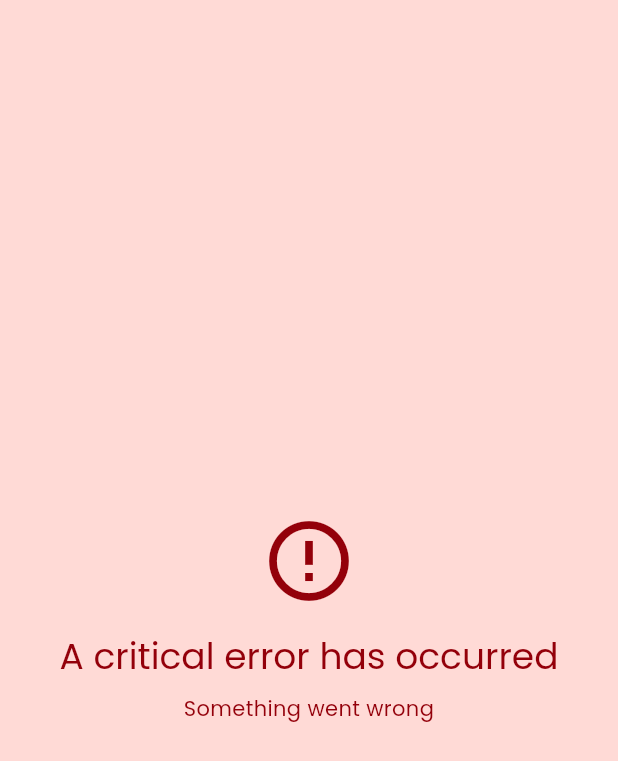
After one commit to dinmukhamednurkaliyev/furniture-store-application, a Flutter app: the ErrorPage screen opened by its route, on a phone screen of 412 x 824 dp. The commit adds this screen. Shown: the top 761 px of the screen. Run offline on Flutter 3.47's test engine with Material 3 defaults, Android fonts, the phone set to English and light mode, and no system bars; our stand-ins replace flutter_riverpod, go_router, google_fonts, shared_preferences; accounts and stored records are empty.

Commit message:
refactor(router): introduce type-safe route constants and a dedicated error page

```diff
--- a/lib/core/router/router.dart
+++ b/lib/core/router/router.dart
@@ -1,2 +1,3 @@
+export 'application_routres.dart';
 export 'router_provider.dart';
 export 'transitions.dart';
--- /dev/null
+++ b/lib/features/application/pages/error_page.dart
@@ -0,0 +1,45 @@
+import 'package:flutter/material.dart';
+import 'package:furniture_store_application/core/core.dart';
+
+class ErrorPage extends StatelessWidget {
+  const ErrorPage({required this.errorMessage, super.key});
+  final String errorMessage;
+
+  @override
+  Widget build(BuildContext context) {
+    return Scaffold(
+      backgroundColor: context.colorScheme.errorContainer,
+      body: Center(
+        child: Padding(
+          padding: const EdgeInsets.all(24),
+          child: Column(
+            mainAxisSize: MainAxisSize.min,
+            children: [
+              Icon(
+                Icons.error_outline,
+                color: context.colorScheme.onErrorContainer,
+                size: 64,
+              ),
+              const SizedBox(height: 16),
+              Text(
+                'A critical error has occurred',
+                style: context.headlineSmall?.copyWith(
+                  color: context.colorScheme.onErrorContainer,
+                ),
+                textAlign: TextAlign.center,
+              ),
+              const SizedBox(height: 8),
+              Text(
+                errorMessage,
+                textAlign: TextAlign.center,
+                style: context.bodyMedium?.copyWith(
+                  color: context.colorScheme.onErrorContainer,
+                ),
+              ),
+            ],
+          ),
+        ),
+      ),
+    );
+  }
+}
--- a/lib/features/application/pages/pages.dart
+++ b/lib/features/application/pages/pages.dart
@@ -1,2 +1,3 @@
+export 'error_page.dart';
 export 'onboarding_page.dart';
 export 'splash_page.dart';
--- a/lib/features/application/routers/application_router.dart
+++ b/lib/features/application/routers/application_router.dart
@@ -4,7 +4,7 @@ import 'package:go_router/go_router.dart';
 
 final onboardingRoutes = [
   GoRoute(
-    path: '/onboarding',
+    path: ApplicationRoutes.onboarding,
     name: 'onboarding',
     pageBuilder: (context, state) {
       return FadeTransitionPage(
@@ -17,10 +17,22 @@ final onboardingRoutes = [
 
 final splashRoutes = [
   GoRoute(
-    path: '/splash',
+    path: ApplicationRoutes.splash,
     name: 'splash',
     builder: (context, state) {
       return const SplashPage();
     },
   ),
 ];
+
+final errorRoutes = [
+  GoRoute(
+    path: ApplicationRoutes.error,
+    name: 'error',
+    builder: (context, state) {
+      return const ErrorPage(
+        errorMessage: 'Something went wrong',
+      );
+    },
+  ),
+];
--- a/lib/features/application/widgets/application_root_widget.dart
+++ b/lib/features/application/widgets/application_root_widget.dart
@@ -16,6 +16,7 @@ class ApplicationRootWidget extends ConsumerWidget {
       theme: ApplicationTheme.lightTheme,
       darkTheme: ApplicationTheme.darkTheme,
       routerConfig: router,
+      //routerConfig: router,
     );
   }
 }
--- a/lib/features/authorization/routers/authorization_router.dart
+++ b/lib/features/authorization/routers/authorization_router.dart
@@ -4,7 +4,7 @@ import 'package:go_router/go_router.dart';
 
 final signInRoutes = [
   GoRoute(
-    path: '/sign_in',
+    path: ApplicationRoutes.signIn,
     name: 'sign_in',
     pageBuilder: (context, state) {
       return FadeTransitionPage(
--- a/lib/features/home/routers/home_router.dart
+++ b/lib/features/home/routers/home_router.dart
@@ -4,7 +4,7 @@ import 'package:go_router/go_router.dart';
 
 final homeRoutes = [
   GoRoute(
-    path: '/home',
+    path: ApplicationRoutes.home,
     name: 'home',
     pageBuilder: (context, state) {
       return FadeTransitionPage(
```
Also changed, not shown: lib/core/router/application_routres.dart (added, +11 -0 lines), lib/core/router/router_provider.dart (+20 -26 lines).
